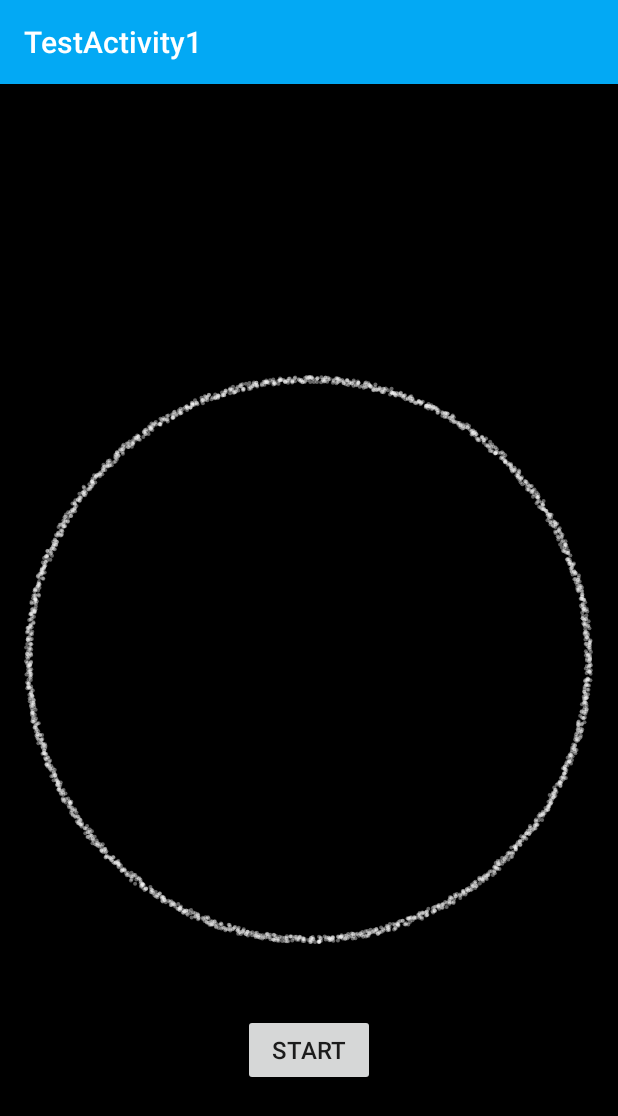
After one commit to breewf/AnimAndView, an Android app: the TestActivity1 screen opened directly, with no data from a screen before it, on a phone screen of 412 x 824 dp. The commit adds this screen. Shown: the top 1116 px of the screen. Run offline under Robolectric (Android 15) with nearby library versions, the phone set to English and light mode, and no system bars.

Commit message:
add view

```diff
--- a/app/src/main/AndroidManifest.xml
+++ b/app/src/main/AndroidManifest.xml
@@ -17,6 +17,12 @@
                 <category android:name="android.intent.category.LAUNCHER" />
             </intent-filter>
         </activity>
+
+        <activity
+            android:name=".TestActivity1"
+            android:label="@string/title_activity_test1">
+        </activity>
+
     </application>
 
 </manifest>
--- a/app/src/main/java/com/hy/animandview/MainActivity.java
+++ b/app/src/main/java/com/hy/animandview/MainActivity.java
@@ -1,5 +1,6 @@
 package com.hy.animandview;
 
+import android.content.Intent;
 import android.os.Bundle;
 
 import com.hy.animandview.view.LVCircularSmile;
@@ -23,6 +24,9 @@ public class MainActivity extends AppCompatActivity {
         super.onCreate(savedInstanceState);
         setContentView(R.layout.activity_main);
 
+        findViewById(R.id.btn_test1).setOnClickListener(view ->
+                startActivity(new Intent(this, TestActivity1.class)));
+
         findViewById(R.id.btn).setOnClickListener(view -> {
             if (mLoadingFaceView != null) {
                 mLoadingFaceView.start();
--- /dev/null
+++ b/app/src/main/java/com/hy/animandview/TestActivity1.java
@@ -0,0 +1,35 @@
+package com.hy.animandview;
+
+import android.os.Bundle;
+import android.widget.ImageView;
+
+import com.hy.animandview.view.DimpleView;
+
+import androidx.appcompat.app.AppCompatActivity;
+
+/**
+ * @author hy
+ * @date 2020/10/12
+ * desc: TestActivity1
+ **/
+public class TestActivity1 extends AppCompatActivity {
+
+    private ImageView mImageView;
+    private DimpleView mDimpleView;
+
+    @Override
+    protected void onCreate(Bundle savedInstanceState) {
+        super.onCreate(savedInstanceState);
+        setContentView(R.layout.activity_test1);
+
+        mImageView = findViewById(R.id.music_avatar);
+        mDimpleView = findViewById(R.id.dimple_view);
+
+        findViewById(R.id.btn).setOnClickListener(view -> {
+            if (mDimpleView != null) {
+                mDimpleView.start();
+            }
+        });
+
+    }
+}
--- /dev/null
+++ b/app/src/main/java/com/hy/animandview/bean/Particle.java
@@ -0,0 +1,60 @@
+package com.hy.animandview.bean;
+
+/**
+ * @author hy
+ * @date 2020/10/12
+ * desc:
+ **/
+public class Particle {
+
+    public float x;
+    public float y;
+    public float radius;
+    public float speed;
+    public int alpha;
+
+    /**
+     * 最大移动距离
+     */
+    public float maxOffset = 300f;
+
+    /**
+     * 当前移动距离
+     */
+    public float offset;
+    /**
+     * 粒子角度
+     */
+    public double angle;
+
+    public Particle(float x, float y, float radius, float speed, int alpha) {
+        this.x = x;
+        this.y = y;
+        this.radius = radius;
+        this.speed = speed;
+        this.alpha = alpha;
+    }
+
+    public Particle(float x, float y, float radius, float speed, int alpha,
+                    float offset, double angle) {
+        this.x = x;
+        this.y = y;
+        this.radius = radius;
+        this.speed = speed;
+        this.alpha = alpha;
+        this.offset = offset;
+        this.angle = angle;
+    }
+
+    public Particle(float x, float y, float radius, float speed, int alpha,
+                    float offset, double angle, float maxOffset) {
+        this.x = x;
+        this.y = y;
+        this.radius = radius;
+        this.speed = speed;
+        this.alpha = alpha;
+        this.offset = offset;
+        this.angle = angle;
+        this.maxOffset = maxOffset;
+    }
+}
--- /dev/null
+++ b/app/src/main/java/com/hy/animandview/view/DimpleView.java
@@ -0,0 +1,214 @@
+package com.hy.animandview.view;
+
+import android.animation.Animator;
+import android.animation.ValueAnimator;
+import android.content.Context;
+import android.graphics.Canvas;
+import android.graphics.Paint;
+import android.graphics.Path;
+import android.graphics.PathMeasure;
+import android.util.AttributeSet;
+import android.view.View;
+import android.view.animation.LinearInterpolator;
+
+import com.hy.animandview.R;
+import com.hy.animandview.bean.Particle;
+import com.hy.animandview.listener.SimpleAnimatorListener;
+
+import java.util.ArrayList;
+import java.util.Random;
+
+import androidx.annotation.Nullable;
+import androidx.core.content.ContextCompat;
+
+/**
+ * @author hy
+ * @date 2020/10/12
+ * desc:
+ **/
+public class DimpleView extends View {
+
+    private Context mContext;
+    private Paint mPaint;
+
+    private Path mPath;
+    /**
+     * 路径，用于测量扩散圆某一处的X,Y值
+     */
+    private PathMeasure mPathMeasure;
+
+    /**
+     * 扩散圆上某一点的x,y
+     */
+    private float[] pos = new float[2];
+    /**
+     * 扩散圆上某一点切线
+     */
+    private float[] tan = new float[2];
+
+    private float centerX, centerY;
+
+    private ValueAnimator mValueAnimator;
+
+    private ArrayList<Particle> mParticleList = new ArrayList<>();
+
+    public DimpleView(Context context) {
+        this(context, null);
+    }
+
+    public DimpleView(Context context, @Nullable AttributeSet attrs) {
+        this(context, attrs, 0);
+    }
+
+    public DimpleView(Context context, @Nullable AttributeSet attrs, int defStyleAttr) {
+        super(context, attrs, defStyleAttr);
+        init(context);
+    }
+
+    private void init(Context context) {
+        mContext = context;
+
+        mPaint = new Paint();
+        mPaint.setAntiAlias(true);
+        mPaint.setDither(true);
+        mPaint.setStyle(Paint.Style.FILL);
+        mPaint.setColor(ContextCompat.getColor(mContext, R.color.white));
+
+        mPath = new Path();
+        mPathMeasure = new PathMeasure();
+    }
+
+    @Override
+    protected void onSizeChanged(int w, int h, int oldw, int oldh) {
+        super.onSizeChanged(w, h, oldw, oldh);
+        centerX = ((float) w / 2);
+        centerY = ((float) h / 2);
+
+        mPath.addCircle(centerX, centerY, 280f, Path.Direction.CCW);
+        // 添加path
+        mPathMeasure.setPath(mPath, false);
+
+        addParticle();
+    }
+
+    private void addParticle() {
+        if (mParticleList == null) {
+            mParticleList = new ArrayList<>();
+        }
+        mParticleList.clear();
+
+        Random random = new Random();
+        int num = 2000;
+        float nextX;
+        float nextY;
+        float offSet;
+        double angle;
+        float speed;
+        float maxOffset;
+
+        for (int i = 0; i < num; i++) {
+            // 按比例测量路径上每一点的值
+            mPathMeasure.getPosTan(i / (float) num * mPathMeasure.getLength(), pos, tan);
+            // X值随机偏移
+            nextX = pos[0] + random.nextInt(6) - 3f;
+            // Y值随机偏移
+            nextY = pos[1] + random.nextInt(6) - 3f;
+
+            offSet = random.nextInt(200);
+
+            // 反余弦函数可以得到角度值，是弧度
+            angle = Math.acos(((pos[0] - centerX) / 280f));
+
+            // 速度
+            speed = random.nextInt(2) + 1f;
+            maxOffset = random.nextInt(200);
+            mParticleList.add(new Particle(nextX, nextY, 2f, speed, 100, offSet, angle, maxOffset));
+        }
+    }
+
+    @Override
+    protected void onDraw(Canvas canvas) {
+        super.onDraw(canvas);
+        setBackgroundColor(ContextCompat.getColor(mContext, R.color.black));
+
+        if (mParticleList == null || mParticleList.size() == 0) {
+            return;
+        }
+
+        for (int i = 0; i < mParticleList.size(); i++) {
+            Particle particle = mParticleList.get(i);
+
+            // 设置画笔的透明度
+            mPaint.setAlpha(particle.alpha);
+            canvas.drawCircle(particle.x, particle.y, particle.radius, mPaint);
+        }
+    }
+
+    public void start() {
+        reset();
+
+        mValueAnimator = ValueAnimator.ofFloat(0f, 1f);
+        mValueAnimator.setDuration(5000);
+        mValueAnimator.setInterpolator(new LinearInterpolator());
+        mValueAnimator.addUpdateListener(animation -> {
+            updateParticle((Float) animation.getAnimatedValue());
+            invalidate();
+        });
+        mValueAnimator.addListener(new SimpleAnimatorListener() {
+            @Override
+            public void onAnimationStart(Animator animation) {
+                super.onAnimationStart(animation);
+            }
+
+            @Override
+            public void onAnimationEnd(Animator animation) {
+                super.onAnimationEnd(animation);
+            }
+        });
+        mValueAnimator.start();
+    }
+
+    private void reset() {
+        addParticle();
+    }
+
+    private void updateParticle(float animatedValue) {
+        if (mParticleList == null || mParticleList.size() == 0) {
+            return;
+        }
+        for (int i = 0; i < mParticleList.size(); i++) {
+            Particle particle = mParticleList.get(i);
+
+//            if (particle.y - centerY > particle.maxOffset) {
+//                // 重新设置Y值
+//                particle.y = centerY;
+//                // 随机设置X值
+//                particle.x = new Random().nextInt((int) (centerX * 2));
+//                // 随机设置速度
+//                particle.speed = (new Random().nextInt(10) + 5);
+//            }
+
+            // 设置粒子的透明度
+//            particle.alpha = (int) ((1f - (particle.y - centerY) / particle.maxOffset) * 225f);
+//            particle.y += particle.speed;
+
+            if (particle.offset > particle.maxOffset) {
+                particle.offset = 0;
+                particle.speed = new Random().nextInt(2) + 1f;
+            }
+
+            particle.alpha = (int) ((1f - particle.offset / particle.maxOffset) * 225f);
+            particle.x = (float) (centerX + Math.cos(particle.angle) * (280f + particle.offset));
+            if (particle.y > centerY) {
+                particle.y = (float) (Math.sin(particle.angle) * (280f + particle.offset) + centerY);
+            } else {
+                particle.y = (float) (centerY - Math.sin(particle.angle) * (280f + particle.offset));
+            }
+            float randomX =  new Random().nextInt(2) - 1f;
+            float randomY =  new Random().nextInt(2) - 1f;
+            particle.x = particle.x + randomX;
+            particle.y = particle.y + randomY;
+            particle.offset += particle.speed;
+        }
+    }
+}
--- /dev/null
+++ b/app/src/main/res/layout/activity_test1.xml
@@ -0,0 +1,34 @@
+<?xml version="1.0" encoding="utf-8"?>
+<androidx.constraintlayout.widget.ConstraintLayout xmlns:android="http://schemas.android.com/apk/res/android"
+    xmlns:app="http://schemas.android.com/apk/res-auto"
+    android:layout_width="match_parent"
+    android:layout_height="match_parent">
+
+    <ImageView
+        android:id="@+id/music_avatar"
+        android:layout_width="178dp"
+        android:layout_height="178dp"
+        android:layout_centerInParent="true"
+        app:layout_constraintBottom_toBottomOf="parent"
+        app:layout_constraintEnd_toEndOf="parent"
+        app:layout_constraintStart_toStartOf="parent"
+        app:layout_constraintTop_toTopOf="parent" />
+
+    <com.hy.animandview.view.DimpleView
+        android:id="@+id/dimple_view"
+        android:layout_width="match_parent"
+        android:layout_height="match_parent" />
+
+    <androidx.appcompat.widget.AppCompatButton
+        android:id="@+id/btn"
+        android:layout_width="wrap_content"
+        android:layout_height="wrap_content"
+        android:layout_marginBottom="100dp"
+        android:gravity="center"
+        android:text="start"
+        android:textSize="16dp"
+        app:layout_constraintBottom_toBottomOf="parent"
+        app:layout_constraintLeft_toLeftOf="parent"
+        app:layout_constraintRight_toRightOf="parent" />
+
+</androidx.constraintlayout.widget.ConstraintLayout>
--- /dev/null
+++ b/app/src/main/res/values-round/strings.xml
@@ -0,0 +1,3 @@
+<resources>
+    <string name="hello_world">Hello Round World!</string>
+</resources>
--- /dev/null
+++ b/app/src/main/res/values/dimens.xml
@@ -0,0 +1,4 @@
+<?xml version="1.0" encoding="utf-8"?>
+<resources>
+
+</resources>
--- a/app/src/main/res/values/strings.xml
+++ b/app/src/main/res/values/strings.xml
@@ -1,3 +1,4 @@
 <resources>
     <string name="app_name">AnimAndView</string>
+    <string name="title_activity_test1">TestActivity1</string>
 </resources>
```
Also changed, not shown: app/src/main/res/layout/activity_main.xml (+15 -3 lines).
